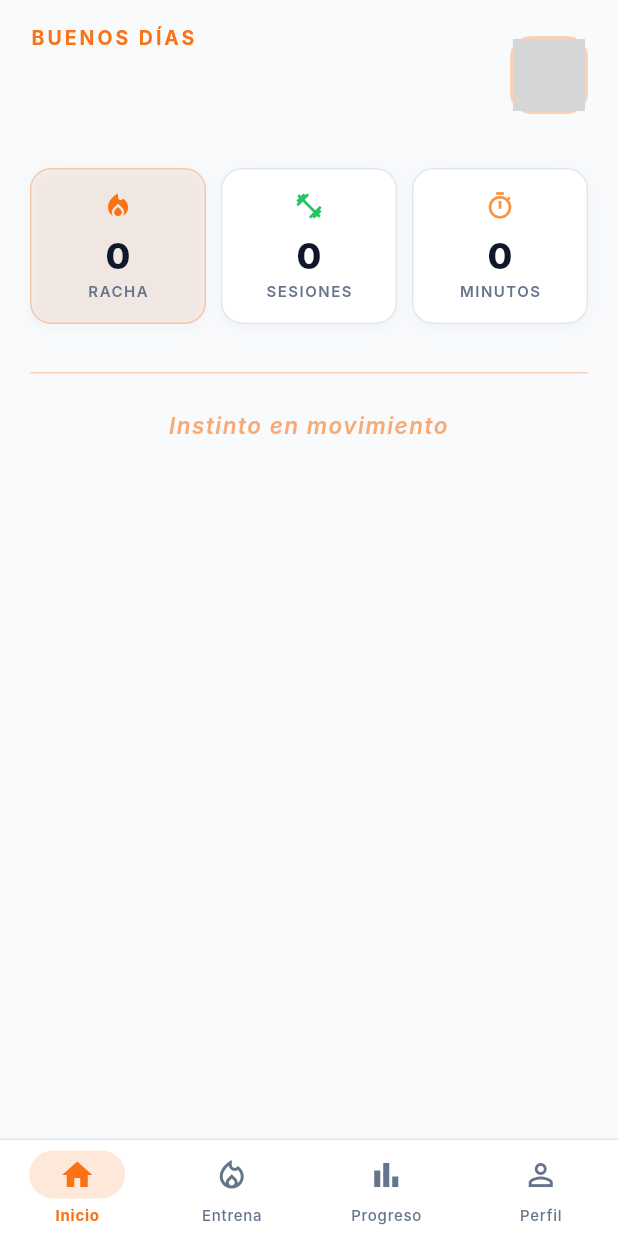
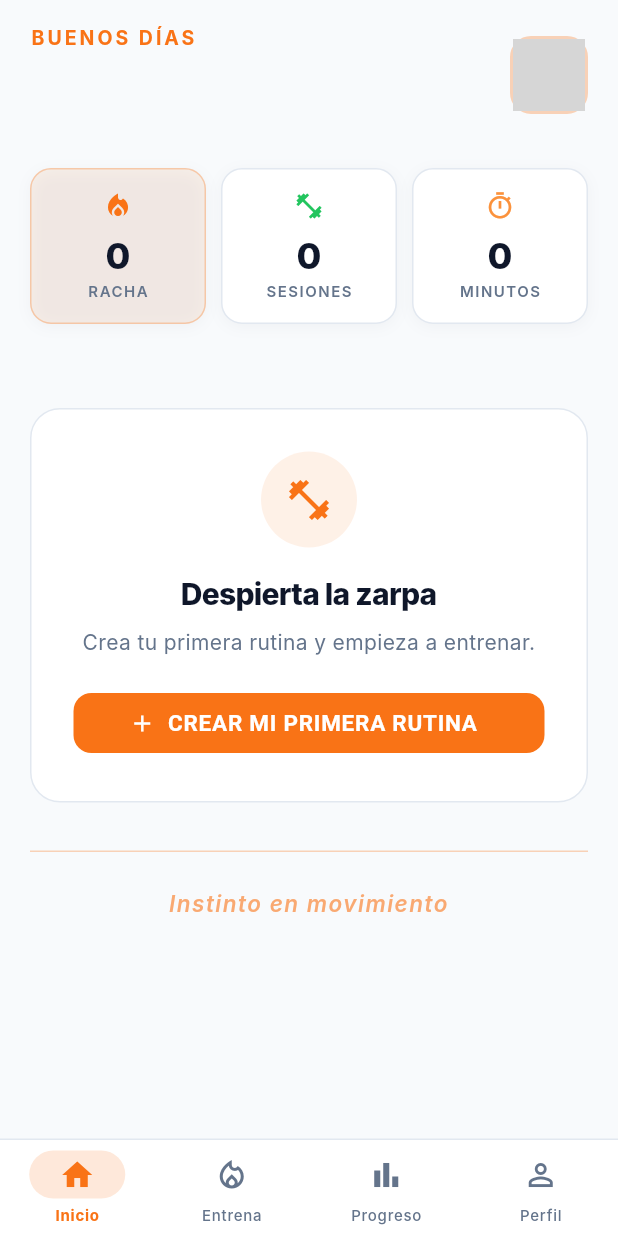
Before and after one commit to rbarque2/MyGymApp, a Flutter app: the screen it shows once a user with an empty profile is signed in, on a phone screen of 412 x 824 dp. Run offline on Flutter 3.47's test engine with Material 3 defaults, Android fonts, the phone set to English and light mode, and no system bars; our stand-ins replace cloud_firestore, file_picker, firebase_auth, firebase_core, fl_chart, google_sign_in and 2 more; missing offline and left inert: dart:js_interop; accounts and stored records are empty; Roboto replaces fonts that are missing (Inter); grey boxes are pictures that could not be loaded.

Commit message:
feat: home UX fixes from visual audit + Firebase Hosting setup
- Empty state in Home with CTA to create first routine
- Fix streak calculation (load 30 sessions instead of 3)
- Readable session dates (5 jun instead of 5/6/2026)
- Tappable recent session rows with InkWell ripple
- Right-edge fade on quick routines carousel
- PWA icons, manifest and Firebase Hosting config

Co-Authored-By: Claude Fable 5 <noreply@anthropic.com>

```diff
--- a/lib/screens/home_screen.dart
+++ b/lib/screens/home_screen.dart
@@ -46,6 +46,7 @@ class _HomeScreenState extends State<HomeScreen> {
         exercisesRepository: widget.exercisesRepository,
         workoutsRepository: widget.workoutsRepository,
         settingsService: widget.settingsService,
+        onGoToRoutines: () => setState(() => _currentIndex = 1),
       ),
       RoutinesScreen(
         ownerUid: _user.uid,
--- a/lib/screens/home_tab_screen.dart
+++ b/lib/screens/home_tab_screen.dart
@@ -21,6 +21,7 @@ class HomeTabScreen extends StatefulWidget {
     required this.exercisesRepository,
     required this.workoutsRepository,
     required this.settingsService,
+    this.onGoToRoutines,
   });
 
   final String ownerUid;
@@ -29,6 +30,7 @@ class HomeTabScreen extends StatefulWidget {
   final ExercisesRepository exercisesRepository;
   final WorkoutsRepository workoutsRepository;
   final SettingsService settingsService;
+  final VoidCallback? onGoToRoutines;
 
   @override
   State<HomeTabScreen> createState() => _HomeTabScreenState();
@@ -84,11 +86,20 @@ class _HomeTabScreenState extends State<HomeTabScreen> {
   }
 
   Future<void> _loadRecent() async {
+    // Load up to 30 sessions so streak calculation is accurate;
+    // only the first 3 are shown in the UI.
     final data = await widget.workoutsRepository.getRecentWorkouts(
       widget.ownerUid,
-      limit: 3,
     );
     if (mounted) setState(() => _recentWorkouts = data);
+  }
+
+  static String _formatDate(DateTime date) {
+    const months = [
+      'ene', 'feb', 'mar', 'abr', 'may', 'jun',
+      'jul', 'ago', 'sep', 'oct', 'nov', 'dic'
+    ];
+    return '${date.day} ${months[date.month - 1]}';
   }
 
   int _calculateStreak(List<WorkoutSessionModel> workouts) {
@@ -214,6 +225,15 @@ class _HomeTabScreenState extends State<HomeTabScreen> {
                 ),
                 const SizedBox(height: 32),
 
+                // === EMPTY STATE ===
+                if (routines.isEmpty) ...[
+                  const SizedBox(height: 24),
+                  _EmptyHomeState(
+                    onCreateRoutine: widget.onGoToRoutines ?? () {},
+                  ),
+                  const SizedBox(height: 32),
+                ],
+
                 // === FEATURED WORKOUT ===
                 if (routines.isNotEmpty) ...[
                   _SectionTitle(label: 'ENTRENAMIENTO DEL DÍA'),
@@ -250,12 +270,25 @@ class _HomeTabScreenState extends State<HomeTabScreen> {
                 if (routines.length > 1) ...[
                   _SectionTitle(label: 'RUTINAS RÁPIDAS'),
                   const SizedBox(height: 14),
-                  SizedBox(
+                  ShaderMask(
+                    shaderCallback: (bounds) => LinearGradient(
+                      begin: Alignment.centerLeft,
+                      end: Alignment.centerRight,
+                      colors: [
+                        ZarpaColors.background,
+                        ZarpaColors.background,
+                        ZarpaColors.background.withOpacity(0),
+                      ],
+                      stops: const [0.0, 0.85, 1.0],
+                    ).createShader(bounds),
+                    blendMode: BlendMode.dstIn,
+                    child: SizedBox(
                       height: 130,
                       child: ListView.separated(
                         scrollDirection: Axis.horizontal,
+                        padding: const EdgeInsets.only(right: 32),
                         itemCount: routines.length.clamp(0, 6),
-                      separatorBuilder: (_, __) => const SizedBox(width: 12),
+                        separatorBuilder: (ctx, i) => const SizedBox(width: 12),
                         itemBuilder: (context, i) {
                           final r = routines[i];
                           return _QuickRoutineCard(
@@ -279,6 +312,7 @@ class _HomeTabScreenState extends State<HomeTabScreen> {
                         },
                       ),
                     ),
+                  ),
                   const SizedBox(height: 32),
                 ],
 
@@ -286,17 +320,15 @@ class _HomeTabScreenState extends State<HomeTabScreen> {
                 if (_recentWorkouts.isNotEmpty) ...[
                   _SectionTitle(label: 'ÚLTIMAS SESIONES'),
                   const SizedBox(height: 14),
-                  ...List.generate(_recentWorkouts.length, (i) {
+                  ...List.generate(_recentWorkouts.take(3).length, (i) {
                     final w = _recentWorkouts[i];
                     final date = w.startedAt?.toDate();
-                    final dateStr = date != null
-                        ? '${date.day}/${date.month}/${date.year}'
-                        : '';
+                    final dateStr = date != null ? _formatDate(date) : '';
                     return _RecentSessionRow(
                       name: w.routineName,
                       date: dateStr,
                       duration: '${w.durationMinutes ?? 0} min',
-                      isLast: i == _recentWorkouts.length - 1,
+                      isLast: i == (_recentWorkouts.take(3).length - 1),
                     );
                   }),
                   const SizedBox(height: 32),
@@ -657,7 +689,6 @@ class _RecentSessionRow extends StatelessWidget {
   @override
   Widget build(BuildContext context) {
     return Container(
-      padding: const EdgeInsets.symmetric(vertical: 14, horizontal: 12),
       margin: EdgeInsets.only(bottom: isLast ? 0 : 8),
       decoration: BoxDecoration(
         color: ZarpaColors.surface,
@@ -671,6 +702,14 @@ class _RecentSessionRow extends StatelessWidget {
           ),
         ],
       ),
+      child: Material(
+        color: Colors.transparent,
+        borderRadius: BorderRadius.circular(12),
+        child: InkWell(
+          borderRadius: BorderRadius.circular(12),
+          onTap: () {},
+          child: Padding(
+            padding: const EdgeInsets.symmetric(vertical: 14, horizontal: 12),
             child: Row(
               children: [
                 Container(
@@ -730,6 +769,72 @@ class _RecentSessionRow extends StatelessWidget {
                     size: 18, color: ZarpaColors.mutedLight),
               ],
             ),
+          ),
+        ),
+      ),
     );
   }
 }
+
+class _EmptyHomeState extends StatelessWidget {
+  const _EmptyHomeState({required this.onCreateRoutine});
+  final VoidCallback onCreateRoutine;
+
+  @override
+  Widget build(BuildContext context) {
+    return Container(
+      padding: const EdgeInsets.all(28),
+      decoration: BoxDecoration(
+        color: ZarpaColors.surface,
+        borderRadius: BorderRadius.circular(20),
+        border: Border.all(color: ZarpaColors.border),
+      ),
+      child: Column(
+        children: [
+          Container(
+            width: 64,
+            height: 64,
+            decoration: BoxDecoration(
+              color: ZarpaColors.primary.withOpacity(0.10),
+              shape: BoxShape.circle,
+            ),
+            child: const Icon(
+              Icons.fitness_center,
+              size: 32,
+              color: ZarpaColors.primary,
+            ),
+          ),
+          const SizedBox(height: 16),
+          const Text(
+            'Despierta la zarpa',
+            style: TextStyle(
+              fontSize: 20,
+              fontWeight: FontWeight.w800,
+              color: ZarpaColors.foreground,
+              letterSpacing: -0.5,
+            ),
+          ),
+          const SizedBox(height: 8),
+          const Text(
+            'Crea tu primera rutina y empieza a entrenar.',
+            textAlign: TextAlign.center,
+            style: TextStyle(
+              fontSize: 14,
+              color: ZarpaColors.muted,
+              height: 1.4,
+            ),
+          ),
+          const SizedBox(height: 20),
+          SizedBox(
+            width: double.infinity,
+            child: FilledButton.icon(
+              onPressed: onCreateRoutine,
+              icon: const Icon(Icons.add, size: 18),
+              label: const Text('CREAR MI PRIMERA RUTINA'),
+            ),
+          ),
+        ],
+      ),
+    );
+  }
+}
```
Also changed, not shown: firebase.json, 10 other files. Lines whose indentation alone changed are shown as unchanged.
